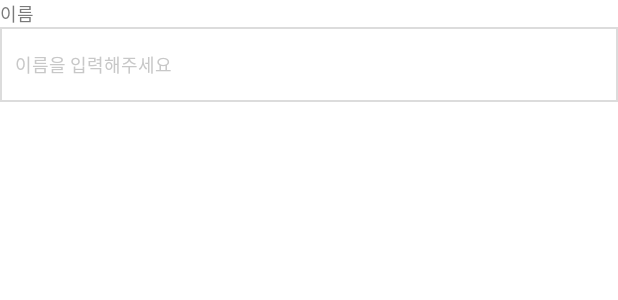
After one commit to nueag/tia-assignment, an Android app: the layout edit_box.xml on its own in the app's theme, with its tools: preview values and no code run, on a phone screen of 412 x 824 dp. The commit adds this screen. Shown: the top 300 px of the screen. Run offline under Robolectric (Android 15) with nearby library versions, the phone set to English and light mode, and no system bars.

Commit message:
[FEAT] 7nd assignment

```diff
--- /dev/null
+++ b/app/src/main/res/layout/edit_box.xml
@@ -0,0 +1,39 @@
+<?xml version="1.0" encoding="utf-8"?>
+<androidx.constraintlayout.widget.ConstraintLayout xmlns:android="http://schemas.android.com/apk/res/android"
+    xmlns:tools="http://schemas.android.com/tools"
+    android:layout_width="match_parent"
+    android:layout_height="match_parent">
+
+    <LinearLayout
+        android:layout_width="match_parent"
+        android:layout_height="wrap_content"
+        android:orientation="vertical"
+        tools:ignore="MissingConstraints">
+
+        <TextView
+            android:id="@+id/text_name"
+            android:layout_width="wrap_content"
+            android:layout_height="wrap_content"
+            android:textColor="@color/text_default_2"
+            android:textSize="12sp"
+            android:fontFamily="@font/notosans_regular_ttf"
+            android:layout_weight="0"
+            android:text="@string/edit_text_name"
+            tools:ignore="MissingConstraints" />
+        <EditText
+            android:id="@+id/text_name_hint"
+            android:layout_width="match_parent"
+            android:layout_height="50dp"
+            android:layout_gravity="center"
+            android:paddingStart="10dp"
+            android:fontFamily="@font/notosans_regular_ttf"
+            android:textColor="@color/black"
+            android:textSize="12sp"
+            android:hint="@string/edit_text_name_hint"
+            android:textColorHint="@color/gray"
+            android:background="@drawable/login_main_edittext"
+            tools:ignore="MissingConstraints" />
+
+    </LinearLayout>
+
+</androidx.constraintlayout.widget.ConstraintLayout>
--- a/app/src/main/res/values/attrs.xml
+++ b/app/src/main/res/values/attrs.xml
@@ -1,5 +1,6 @@
 <resources>
-    <declare-styleable name="simple_text_view">
-        <attr name="text" format="string" />
+    <declare-styleable name="SignUpBox">
+        <attr name="text" format="reference|string" />
+        <attr name="hint" format="reference|string" />
     </declare-styleable>
 </resources>
```
Also changed, not shown: app/src/main/java/com/example/tiaapplication/SignUpBox.java (added, +65 -0 lines), app/src/main/res/layout/edit_text.xml (+18 -72 lines).
